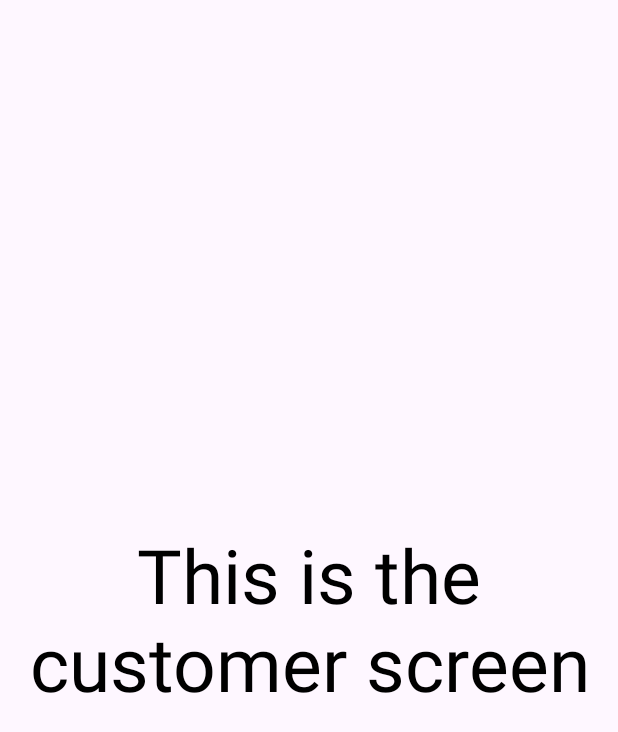
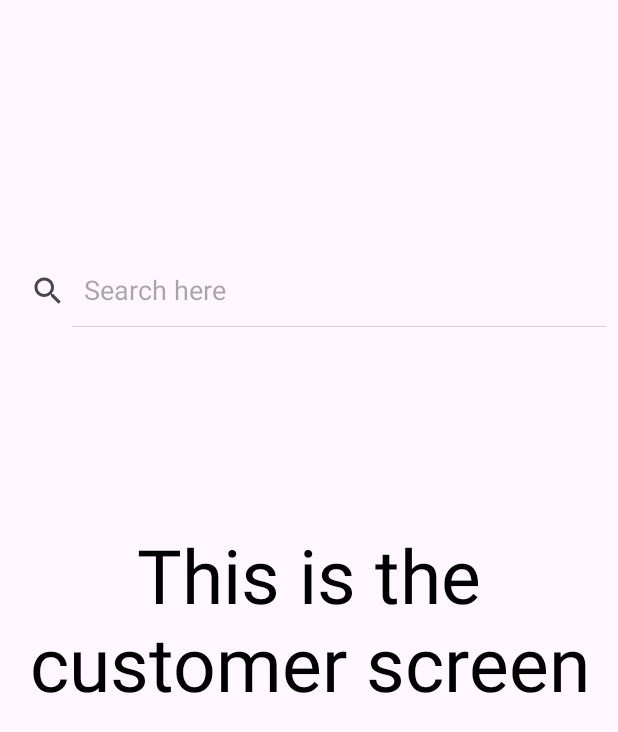
Before and after one commit to carmeliomri/localmarketbagroot, an Android app: the CustomerActivity screen opened directly, with no data from a screen before it, on a phone screen of 412 x 824 dp. Shown: the top 732 px of the screen. Run offline under Robolectric (Android 15) with nearby library versions, the phone set to English and light mode, and no system bars.

Commit message:
added search bar, not working (only bar, not any code)

```diff
--- a/app/src/main/res/layout/activity_customer.xml
+++ b/app/src/main/res/layout/activity_customer.xml
@@ -20,4 +20,16 @@
         app:layout_constraintStart_toStartOf="parent"
         app:layout_constraintTop_toTopOf="parent" />
 
+    <SearchView
+        android:id="@+id/searchView"
+        android:layout_width="match_parent"
+        android:layout_height="wrap_content"
+        android:iconifiedByDefault="false"
+        android:queryHint="Search here"
+        app:layout_constraintBottom_toBottomOf="parent"
+        app:layout_constraintEnd_toEndOf="parent"
+        app:layout_constraintStart_toStartOf="parent"
+        app:layout_constraintTop_toTopOf="parent"
+        app:layout_constraintVertical_bias="0.219" />
+
 </androidx.constraintlayout.widget.ConstraintLayout>
```
